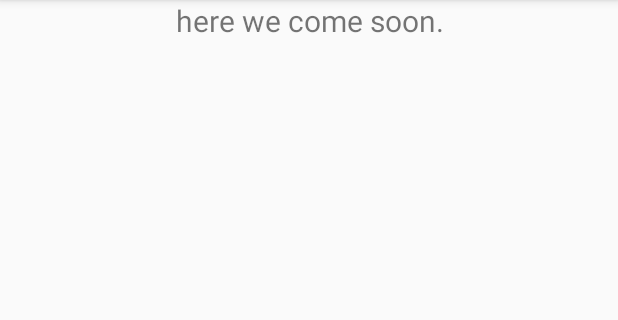
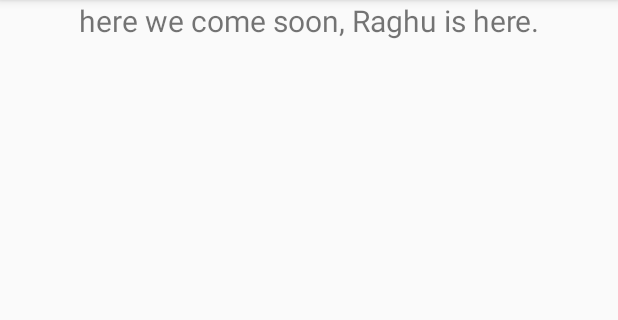
Before and after one commit to MaarsAdda/android_school_wiki, an Android app: the screen it shows after launch (MainActivity), on a phone screen of 412 x 824 dp, the part 84-404 px from its top. Run offline under Robolectric (Android 15) with nearby library versions, the phone set to English and light mode, and no system bars; libraries missing offline, so code that uses them is left out: com.roughike.bottombar; plain views replace BottomBar; 3 statements that could not run were skipped.

Commit message:
Homepage updated

```diff
--- a/app/src/main/res/layout/activity_main.xml
+++ b/app/src/main/res/layout/activity_main.xml
@@ -18,7 +18,7 @@
             android:id="@+id/message_view"
             android:layout_height="wrap_content"
             android:layout_width="fill_parent"
-            android:text="here we come soon."
+            android:text="here we come soon, Raghu is here."
             android:textSize="20sp"
             android:gravity="center_horizontal">
         </TextView>
```
